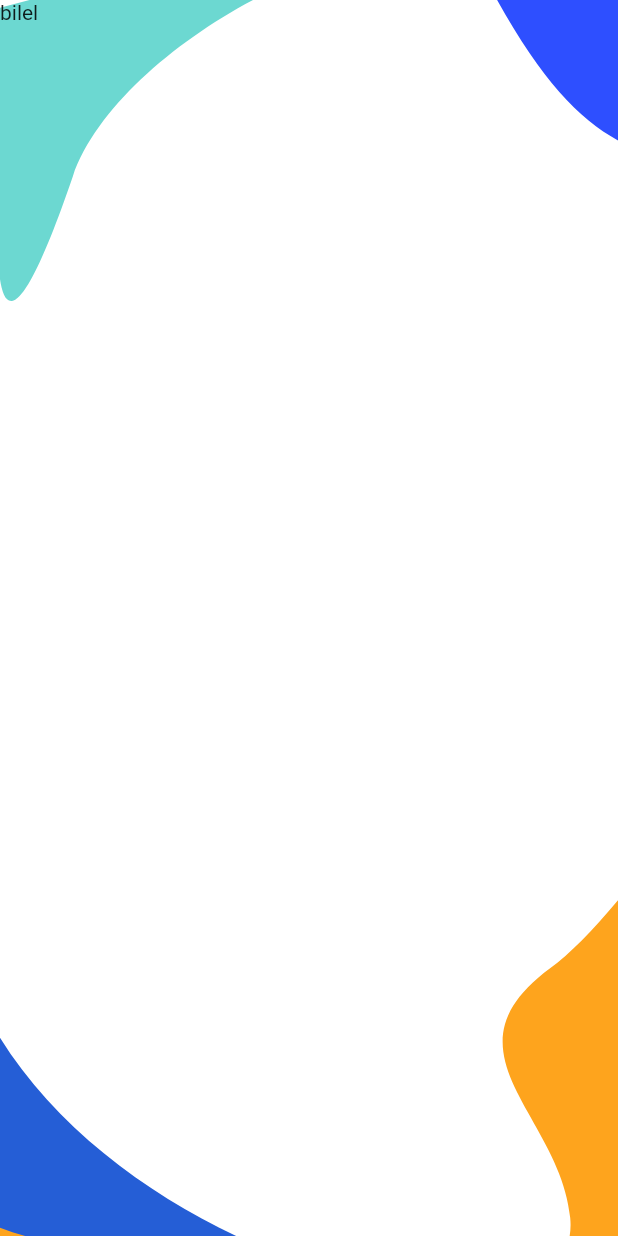
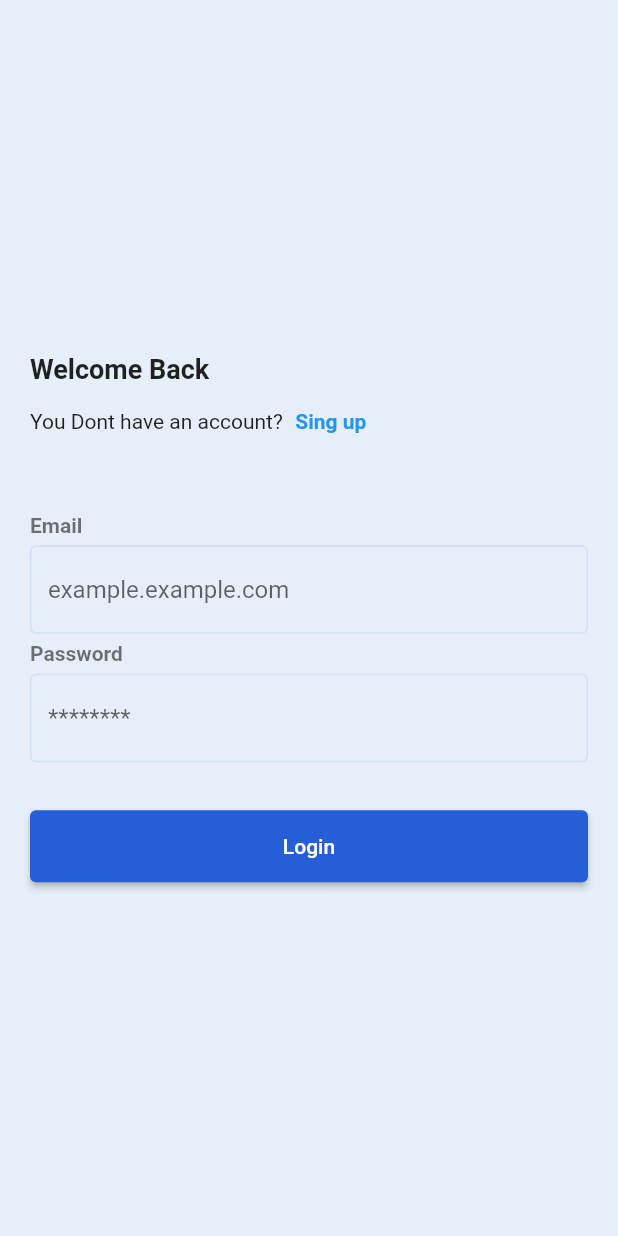
Before and after one commit to MerseniBilel/js_event_app, a Flutter app: the Login screen opened by its route, on a phone screen of 412 x 824 dp. Run offline on Flutter 3.47's test engine with Material 2 defaults, Android fonts, the phone set to English and light mode, and no system bars; our stand-ins replace flutter_svg, form_field_validator, google_fonts.

Commit message:
login done and clean, animation done 🚀 🚀

```diff
--- a/lib/main.dart
+++ b/lib/main.dart
@@ -43,8 +43,8 @@ class MyApp extends StatelessWidget {
         ),
         home: const OnBoarding(),
         routes: {
-          "login": (context) => const Login(),
-          "register": (context) => const Register(),
+          "login": (context) => Login(),
+          "register": (context) => Register(),
           "home": (context) => const Home(),
         });
   }
--- a/lib/screens/login_screen.dart
+++ b/lib/screens/login_screen.dart
@@ -1,30 +1,76 @@
 import 'package:flutter/material.dart';
-import 'package:flutter_svg/flutter_svg.dart';
+import 'package:form_field_validator/form_field_validator.dart';
+import 'package:js_event_app/constants.dart';
+import 'package:js_event_app/widgets/textfield_widget.dart';
 
-class Login extends StatefulWidget {
-  const Login({Key? key}) : super(key: key);
+class Login extends StatelessWidget {
+  Login({Key? key}) : super(key: key);
 
-  @override
-  _LoginState createState() => _LoginState();
-}
+  static const headerTextStyle = TextStyle(
+    fontWeight: FontWeight.bold,
+    fontSize: 18,
+  );
 
-class _LoginState extends State<Login> {
+  // default padding
+  static const double kDefaultPadding = 20.0;
+
+  final _formkey = GlobalKey<FormState>();
+
+  final _keySubmit = GlobalKey<_LoginFormState>();
+
   @override
   Widget build(BuildContext context) {
     return Scaffold(
       body: Stack(
         fit: StackFit.expand,
         children: [
-          SvgPicture.asset(
-            "assets/img/Sign_Up_bg.svg",
-            fit: BoxFit.fill,
-          ),
-          SafeArea(
-            child: Column(
-              crossAxisAlignment: CrossAxisAlignment.start,
-              children: const [
-                Text("bilel"),
-              ],
+          Center(
+            child: SafeArea(
+              child: SingleChildScrollView(
+                padding:
+                    const EdgeInsets.symmetric(horizontal: kDefaultPadding),
+                child: Column(
+                  crossAxisAlignment: CrossAxisAlignment.start,
+                  children: [
+                    const Text(
+                      "Welcome Back",
+                      style: headerTextStyle,
+                    ),
+                    Row(
+                      children: [
+                        const Text("You Dont have an account?"),
+                        TextButton(
+                          onPressed: () {
+                            Navigator.of(context).pop();
+                          },
+                          child: const Text(
+                            "Sing up",
+                            style: TextStyle(fontWeight: FontWeight.bold),
+                          ),
+                        )
+                      ],
+                    ),
+                    const SizedBox(
+                      height: defaultPadding * 2,
+                    ),
+                    LoginForm(key: _keySubmit, formkey: _formkey),
+                    const SizedBox(
+                      height: defaultPadding * 2,
+                    ),
+                    SizedBox(
+                      width: double.infinity,
+                      child: ElevatedButton(
+                        onPressed: () {
+                          if (_formkey.currentState!.validate()) {
+                            _formkey.currentState!.save();
+                          }
+                        },
+                        child: const Text("Login"),
+                      ),
+                    ),
+                  ],
+                ),
+              ),
             ),
           )
         ],
@@ -32,3 +78,51 @@ class _LoginState extends State<Login> {
     );
   }
 }
+
+// login form
+class LoginForm extends StatefulWidget {
+  const LoginForm({Key? key, required this.formkey}) : super(key: key);
+
+  final GlobalKey formkey;
+
+  @override
+  _LoginFormState createState() => _LoginFormState();
+}
+
+class _LoginFormState extends State<LoginForm> {
+  late String _email, _password;
+
+  @override
+  Widget build(BuildContext context) {
+    return Form(
+      key: widget.formkey,
+      child: Column(
+        crossAxisAlignment: CrossAxisAlignment.start,
+        children: [
+          const TextFieldName(fieldText: "Email"),
+          TextFormField(
+            validator: MultiValidator([
+              RequiredValidator(errorText: "Email is required"),
+              EmailValidator(errorText: "Email must be valid"),
+            ]),
+            keyboardType: TextInputType.emailAddress,
+            decoration: const InputDecoration(
+              hintText: "example.example.com",
+            ),
+            onSaved: (email) => _email = email!,
+          ),
+          const TextFieldName(fieldText: "Password"),
+          TextFormField(
+            validator: passwordValidator,
+            obscureText: true,
+            decoration: const InputDecoration(
+              hintText: "********",
+            ),
+            onSaved: (password) => _password = password!,
+            onChanged: (pass) => _password = pass,
+          )
+        ],
+      ),
+    );
+  }
+}
--- a/lib/screens/onboarding.dart
+++ b/lib/screens/onboarding.dart
@@ -4,6 +4,8 @@ import 'package:flutter/widgets.dart';
 import 'package:flutter_svg/flutter_svg.dart';
 import 'package:js_event_app/constants.dart';
 import 'package:js_event_app/models/onboarding_model.dart';
+import 'package:js_event_app/screens/register_screen.dart';
+import 'package:js_event_app/widgets/bouncy_page_route.dart';
 
 class OnBoarding extends StatefulWidget {
   const OnBoarding({Key? key}) : super(key: key);
@@ -114,8 +116,8 @@ class _OnBoardingState extends State<OnBoarding> {
                       ),
                       child: TextButton(
                           onPressed: () {
-                            Navigator.of(context)
-                                .pushReplacementNamed("register");
+                            Navigator.pushReplacement(
+                                context, BouncyPageRoute(widget: Register()));
                           },
                           child: const Text(
                             "Continue",
```
Also changed, not shown: lib/screens/register_screen.dart (+5 -9 lines), lib/widgets/bouncy_page_route.dart (added, +27 -0 lines).
